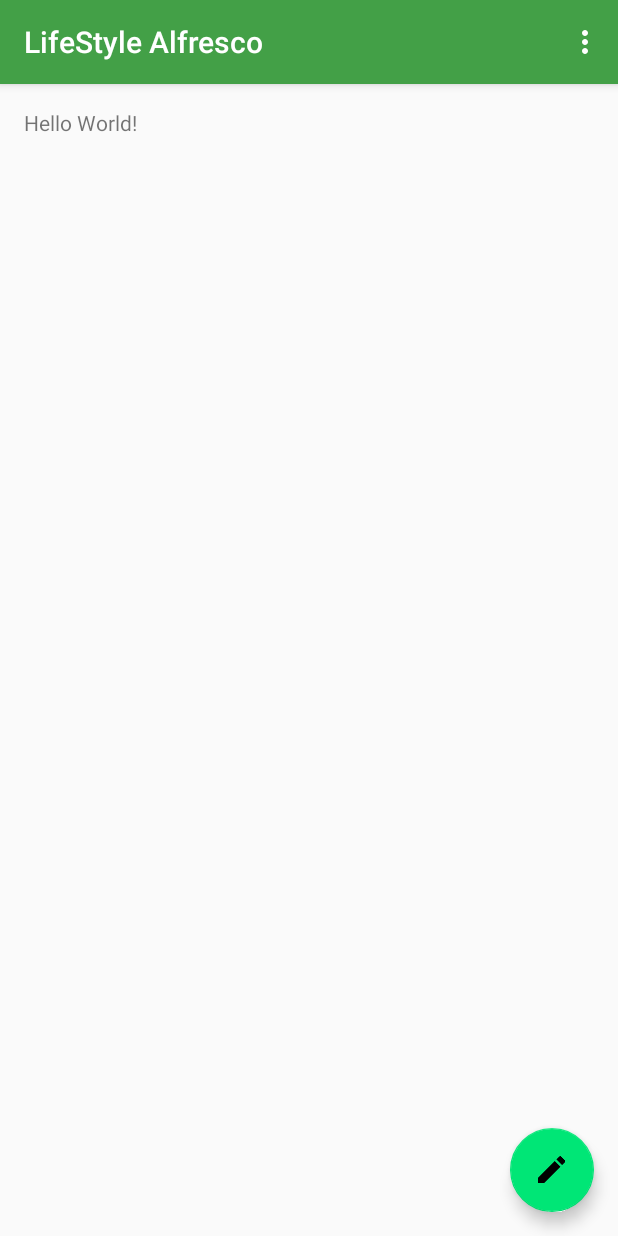
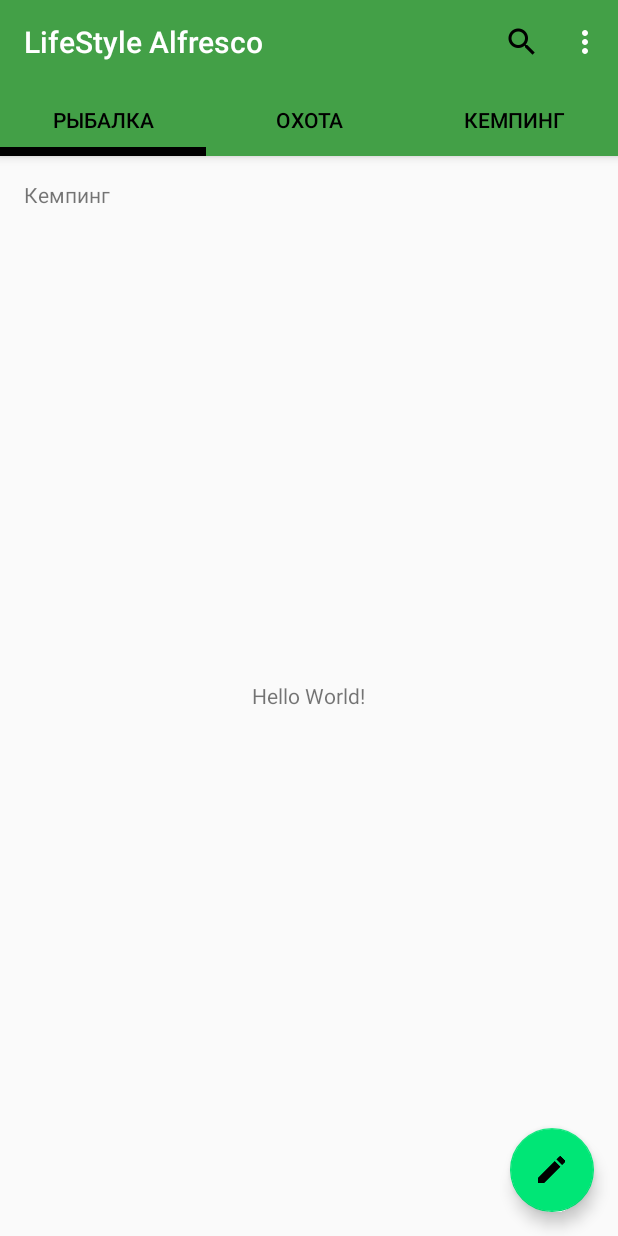
Before and after one commit to LifeStyleCo/LifeStyle, an Android app: the screen it shows after launch (MainActivity), on a phone screen of 412 x 824 dp. Run offline under Robolectric (Android 15) with nearby library versions, the phone set to English and light mode, and no system bars.

Commit message:
v 0.0.0.4  Боковое меню и переключалки сверху

```diff
--- a/app/src/main/java/lifestyle_alfresco/lifestyle_alfresco/MainActivity.java
+++ b/app/src/main/java/lifestyle_alfresco/lifestyle_alfresco/MainActivity.java
@@ -3,20 +3,32 @@ package lifestyle_alfresco.lifestyle_alfresco;
 import android.os.Bundle;
 import android.support.design.widget.FloatingActionButton;
 import android.support.design.widget.Snackbar;
+import android.support.design.widget.TabLayout;
+import android.support.v4.view.ViewPager;
+import android.support.v4.widget.DrawerLayout;
 import android.support.v7.app.AppCompatActivity;
 import android.support.v7.widget.Toolbar;
 import android.view.View;
 import android.view.Menu;
 import android.view.MenuItem;
 
+import lifestyle_alfresco.lifestyle_alfresco.adapter.TabsPagerFragmentAdapter;
+
 public class MainActivity extends AppCompatActivity {
+
+    private static final int LAYOUT = R.layout.activity_main;
+    private Toolbar toolbar;
+    private DrawerLayout drawerlayout;
+    private ViewPager viewpager;
 
     @Override
     protected void onCreate(Bundle savedInstanceState) {
         super.onCreate(savedInstanceState);
-        setContentView(R.layout.activity_main);
-        Toolbar toolbar = (Toolbar) findViewById(R.id.toolbar);
-        setSupportActionBar(toolbar);
+        setContentView(LAYOUT);
+
+        initToolbar ();
+        initTabs ();
+        initNavigationView ();
 
         FloatingActionButton fab = (FloatingActionButton) findViewById(R.id.fab);
         assert fab != null;
@@ -27,6 +39,31 @@ public class MainActivity extends AppCompatActivity {
                         .setAction("Action", null).show();
             }
         });
+    }
+
+    private void initToolbar() {
+        toolbar = (Toolbar) findViewById(R.id.toolbar);
+        toolbar.setOnMenuItemClickListener(new Toolbar.OnMenuItemClickListener() {
+            @Override
+            public boolean onMenuItemClick(MenuItem item) {
+                return false;
+            }
+        });
+        setSupportActionBar(toolbar);
+        toolbar.inflateMenu(R.menu.menu_main);
+    }
+
+    private void initNavigationView() {
+        drawerlayout = (DrawerLayout) findViewById(R.id.drawer_layout);
+    }
+
+    private void initTabs() {
+        viewpager = (ViewPager)findViewById(R.id.ViewPager);
+        TabsPagerFragmentAdapter adapter = new TabsPagerFragmentAdapter(getSupportFragmentManager());
+        viewpager.setAdapter(adapter);
+        TabLayout tablayout = (TabLayout)findViewById(R.id.tablayout);
+        assert tablayout != null;
+        tablayout.setupWithViewPager(viewpager);
     }
 
     @Override
--- /dev/null
+++ b/app/src/main/java/lifestyle_alfresco/lifestyle_alfresco/adapter/TabsPagerFragmentAdapter.java
@@ -0,0 +1,45 @@
+package lifestyle_alfresco.lifestyle_alfresco.adapter;
+
+import android.support.v4.app.Fragment;
+import android.support.v4.app.FragmentManager;
+import android.support.v4.app.FragmentPagerAdapter;
+
+import lifestyle_alfresco.lifestyle_alfresco.fragment.Example_fragment;
+
+public class TabsPagerFragmentAdapter extends FragmentPagerAdapter {
+
+private String [] tabs;
+    /** Вот этот Адаптер хз вообще к чему, но через него всё работает  */
+    public TabsPagerFragmentAdapter(FragmentManager fm) {
+        super(fm);
+        tabs = new String[] {
+                "Рыбалка",
+                "Охота",
+                "Кемпинг"
+        };
+
+    }
+
+    @Override
+    public CharSequence getPageTitle(int position) {
+        return tabs[position];
+    }
+
+    @Override
+    public Fragment getItem(int position) {
+        switch (position) {
+            case 0:
+                return Example_fragment.getInstance();
+            case 1:
+                return Example_fragment.getInstance();
+            case 2:
+                return Example_fragment.getInstance();
+        }
+        return null;
+    }
+
+    @Override
+    public int getCount() {
+        return tabs.length;
+    }
+}
--- /dev/null
+++ b/app/src/main/java/lifestyle_alfresco/lifestyle_alfresco/fragment/Example_fragment.java
@@ -0,0 +1,32 @@
+package lifestyle_alfresco.lifestyle_alfresco.fragment;
+
+
+import android.os.Bundle;
+import android.support.annotation.Nullable;
+import android.support.v4.app.Fragment;
+import android.view.LayoutInflater;
+import android.view.View;
+import android.view.ViewGroup;
+
+import lifestyle_alfresco.lifestyle_alfresco.R;
+
+public class Example_fragment extends Fragment {
+    private static final int LAYOUT = R.layout.fragment_example;
+
+    private View view;
+
+    public static Example_fragment getInstance() {
+        Bundle args = new Bundle();
+        Example_fragment fragment = new Example_fragment();
+        fragment.setArguments(args);
+
+        return fragment;
+    }
+
+    @Nullable
+    @Override
+    public View onCreateView (LayoutInflater inflater, ViewGroup container, Bundle savedInstanceState){
+        view = inflater.inflate(LAYOUT, container, false);
+        return view;
+    }
+}
--- a/app/src/main/res/layout/activity_main.xml
+++ b/app/src/main/res/layout/activity_main.xml
@@ -1,10 +1,11 @@
 <?xml version="1.0" encoding="utf-8"?>
-<android.support.v4.widget.DrawerLayout
-    xmlns:android="http://schemas.android.com/apk/res/android"
+<android.support.v4.widget.DrawerLayout xmlns:android="http://schemas.android.com/apk/res/android"
     android:id="@+id/drawer_layout"
     android:layout_width="match_parent"
-    android:layout_height="match_parent">
+    android:layout_height="match_parent"
+    android:fitsSystemWindows="false">
     <!-- The main content view -->
+
 <android.support.design.widget.CoordinatorLayout xmlns:android="http://schemas.android.com/apk/res/android"
     xmlns:app="http://schemas.android.com/apk/res-auto"
     xmlns:tools="http://schemas.android.com/tools"
@@ -25,7 +26,17 @@
                 android:background="?attr/colorPrimary"
                 app:popupTheme="@style/AppTheme.PopupOverlay" />
 
+            <android.support.design.widget.TabLayout
+                android:id="@+id/tablayout"
+                android:layout_width="match_parent"
+                android:layout_height="wrap_content"
+                app:tabIndicatorColor="@android:color/black"
+                app:tabIndicatorHeight="6dp"
+                app:tabTextColor="@android:color/black"/>
+
         </android.support.design.widget.AppBarLayout>
+
+
 
     <include layout="@layout/content_main" />
 
@@ -40,8 +51,15 @@
 </android.support.design.widget.CoordinatorLayout>
 
         <!-- The navigation drawer -->
+<android.support.design.widget.NavigationView
+    xmlns:app="http://schemas.android.com/apk/res-auto"
+    android:layout_width="wrap_content"
+    android:layout_height="match_parent"
+    android:layout_gravity="start"
+    app:menu="@menu/menu_navigation"
+    app:headerLayout="@layout/navigation_header"/>
 
-        <ListView android:id="@+id/left_drawer"
+    <!--<ListView android:id="@+id/left_drawer"
          android:layout_width="240dp"
          android:layout_height="match_parent"
          android:layout_gravity="start"
@@ -50,8 +68,6 @@
          android:dividerHeight="0dp"
          android:background="#111"/>
 
-
-
-
+         Эта херня походу боьше не нужна-->
 
 </android.support.v4.widget.DrawerLayout>
--- a/app/src/main/res/layout/content_main.xml
+++ b/app/src/main/res/layout/content_main.xml
@@ -12,10 +12,17 @@
     tools:context="lifestyle_alfresco.lifestyle_alfresco.MainActivity"
     tools:showIn="@layout/activity_main">
 
+    <android.support.v4.view.ViewPager
+        android:id="@+id/ViewPager"
+        android:layout_width="match_parent"
+        android:layout_height="match_parent"/>
+
     <TextView
         android:layout_width="wrap_content"
         android:layout_height="wrap_content"
         android:text="Hello World!"
-        android:id="@+id/textView" />
+        android:id="@+id/textView"
+        android:layout_centerVertical="true"
+        android:layout_centerHorizontal="true" />
 
 </RelativeLayout>
--- /dev/null
+++ b/app/src/main/res/layout/fragment_example.xml
@@ -0,0 +1,15 @@
+<?xml version="1.0" encoding="utf-8"?>
+<LinearLayout xmlns:android="http://schemas.android.com/apk/res/android"
+    android:orientation="vertical"
+    android:layout_width="match_parent"
+    android:layout_height="match_parent">
+
+
+    <TextView
+        android:layout_width="wrap_content"
+        android:layout_height="wrap_content"
+        android:text="@string/camping"
+        android:id="@+id/textView" />
+
+
+</LinearLayout>
--- /dev/null
+++ b/app/src/main/res/layout/navigation_header.xml
@@ -0,0 +1,8 @@
+<?xml version="1.0" encoding="utf-8"?>
+<LinearLayout xmlns:android="http://schemas.android.com/apk/res/android"
+    android:orientation="vertical"
+    android:layout_width="match_parent"
+    android:layout_height="192dp"
+    android:background="@color/colorHeader">
+
+</LinearLayout>
--- a/app/src/main/res/menu/menu_main.xml
+++ b/app/src/main/res/menu/menu_main.xml
@@ -2,15 +2,24 @@
     xmlns:app="http://schemas.android.com/apk/res-auto"
     xmlns:tools="http://schemas.android.com/tools"
     tools:context="lifestyle_alfresco.lifestyle_alfresco.MainActivity">
+
     <item
     android:id="@+id/action_settings"
     android:orderInCategory="3"
     android:title="@string/action_settings"
-    app:showAsAction="never" />
+        app:showAsAction="never" />
+
+    <item
+    android:id="@+id/search"
+    android:orderInCategory="1"
+    android:title="@string/search_title"
+    android:icon="@mipmap/ic_search_black_24dp"
+        app:showAsAction="ifRoom" />
+
 
     <item
         android:id="@+id/action_filter"
-        android:orderInCategory="1"
+        android:orderInCategory="2"
         android:title="@string/action_filter"
         app:showAsAction="never" />
 
--- /dev/null
+++ b/app/src/main/res/menu/menu_navigation.xml
@@ -0,0 +1,29 @@
+<?xml version="1.0" encoding="utf-8"?>
+<menu xmlns:android="http://schemas.android.com/apk/res/android">
+
+    <item
+        android:orderInCategory="1"
+        android:title="@string/profile"
+        android:icon="@mipmap/ic_mode_edit_black_24dp" />
+
+    <item
+        android:orderInCategory="2"
+        android:title="@string/hunting"
+        android:icon="@mipmap/ic_mode_edit_black_24dp" />
+
+    <item
+        android:orderInCategory="3"
+        android:title="@string/fishing"
+        android:icon="@mipmap/ic_mode_edit_black_24dp" />
+
+    <item
+        android:orderInCategory="4"
+        android:title="@string/camping"
+        android:icon="@mipmap/ic_mode_edit_black_24dp" />
+
+    <item
+        android:orderInCategory="5"
+        android:title="@string/action_settings"
+        android:icon="@mipmap/ic_mode_edit_black_24dp" />
+
+</menu>
--- a/app/src/main/res/values-v21/styles.xml
+++ b/app/src/main/res/values-v21/styles.xml
@@ -6,4 +6,12 @@
         <item name="android:windowDrawsSystemBarBackgrounds">true</item>
         <item name="android:statusBarColor">@android:color/transparent</item>
     </style>
+
+    <style name="AppTheme" parent="Theme.AppCompat.Light.DarkActionBar">
+        <!-- Customize your theme here. -->
+        <item name="colorPrimary">@color/colorPrimary</item>
+        <item name="colorPrimaryDark">@color/colorPrimaryDark</item>
+        <item name="colorAccent">@color/colorAccent</item>
+        <item name="android:statusBarColor">@android:color/transparent</item>
+    </style>
 </resources>
--- a/app/src/main/res/values/colors.xml
+++ b/app/src/main/res/values/colors.xml
@@ -3,4 +3,5 @@
     <color name="colorPrimary">#43A047</color>
     <color name="colorPrimaryDark">#1B5E20</color>
     <color name="colorAccent">#00E676</color>
+    <color name="colorHeader">#388E3C</color>
 </resources>
--- a/app/src/main/res/values/strings.xml
+++ b/app/src/main/res/values/strings.xml
@@ -2,5 +2,10 @@
     <string name="app_name">LifeStyle Alfresco</string>
     <string name="action_settings">Настройки</string>
     <string name="action_filter">Фильтр</string>
+    <string name="search_title">Поиск</string>
+    <string name="profile">Профаил</string>
+    <string name="fishing">Рыбалка</string>
+    <string name="hunting">Охота</string>
+    <string name="camping">Кемпинг</string>
 
 </resources>
--- a/app/src/main/res/values/styles.xml
+++ b/app/src/main/res/values/styles.xml
@@ -6,6 +6,7 @@
         <item name="colorPrimary">@color/colorPrimary</item>
         <item name="colorPrimaryDark">@color/colorPrimaryDark</item>
         <item name="colorAccent">@color/colorAccent</item>
+
     </style>
 
     <style name="AppTheme.NoActionBar">
```
Also changed, not shown: app/src/main/res/mipmap-hdpi/ic_search_black_24dp.png (added), app/src/main/res/mipmap-mdpi/ic_search_black_24dp.png (added), app/src/main/res/mipmap-xhdpi/ic_search_black_24dp.png (added), app/src/main/res/mipmap-xxhdpi/ic_search_black_24dp.png (added), app/src/main/res/mipmap-xxxhdpi/ic_search_black_24dp.png (added). Lines whose indentation alone changed are shown as unchanged.
